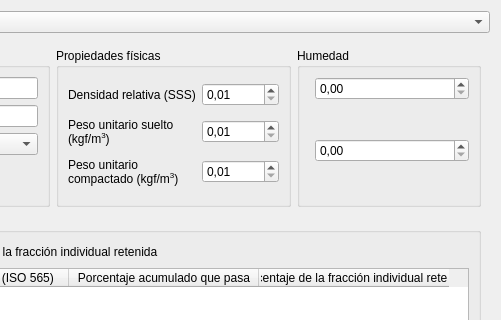
Old version of the form gui/ui/regular_concrete_widget.ui in the repository AMK-ULTRA/Concretus; both pictures show x 154 to 655 and y 0 to 320 of the 655 by 475 pixel window.
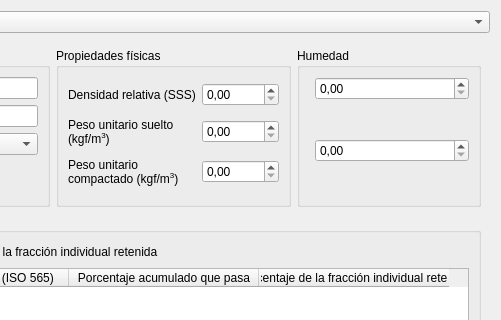
New version of the form. The open tabs and pages were chosen to show the change.

```diff
--- a/gui/ui/regular_concrete_widget.ui
+++ b/gui/ui/regular_concrete_widget.ui
@@ -956,15 +956,15 @@
             </item>
             <item row="0" column="1">
              <widget class="QDoubleSpinBox" name="doubleSpinBox_fine_relative_density">
-              <property name="minimum">
-               <double>0.010000000000000</double>
-              </property>
               <property name="maximum">
                <double>100.000000000000000</double>
               </property>
               <property name="singleStep">
                <double>0.010000000000000</double>
               </property>
+              <property name="value">
+               <double>0.000000000000000</double>
+              </property>
              </widget>
             </item>
             <item row="1" column="0">
@@ -982,12 +982,12 @@
             </item>
             <item row="1" column="1">
              <widget class="QDoubleSpinBox" name="doubleSpinBox_fine_pus">
-              <property name="minimum">
-               <double>0.010000000000000</double>
-              </property>
               <property name="maximum">
                <double>10000.000000000000000</double>
               </property>
+              <property name="value">
+               <double>0.000000000000000</double>
+              </property>
              </widget>
             </item>
             <item row="2" column="0">
@@ -1005,12 +1005,12 @@
             </item>
             <item row="2" column="1">
              <widget class="QDoubleSpinBox" name="doubleSpinBox_fine_puc">
-              <property name="minimum">
-               <double>0.010000000000000</double>
-              </property>
               <property name="maximum">
                <double>10000.000000000000000</double>
               </property>
+              <property name="value">
+               <double>0.000000000000000</double>
+              </property>
              </widget>
             </item>
            </layout>
```
Left out of the diff: 45 changed lines with no effect on the pictures.
